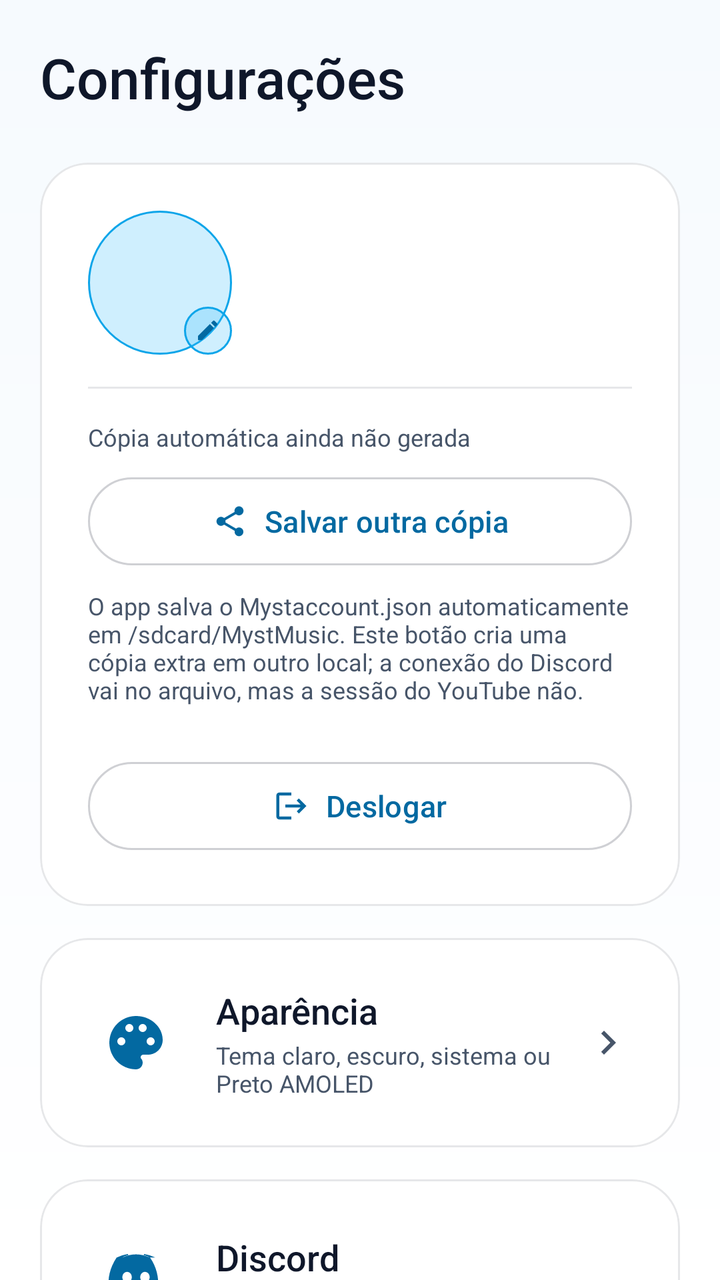
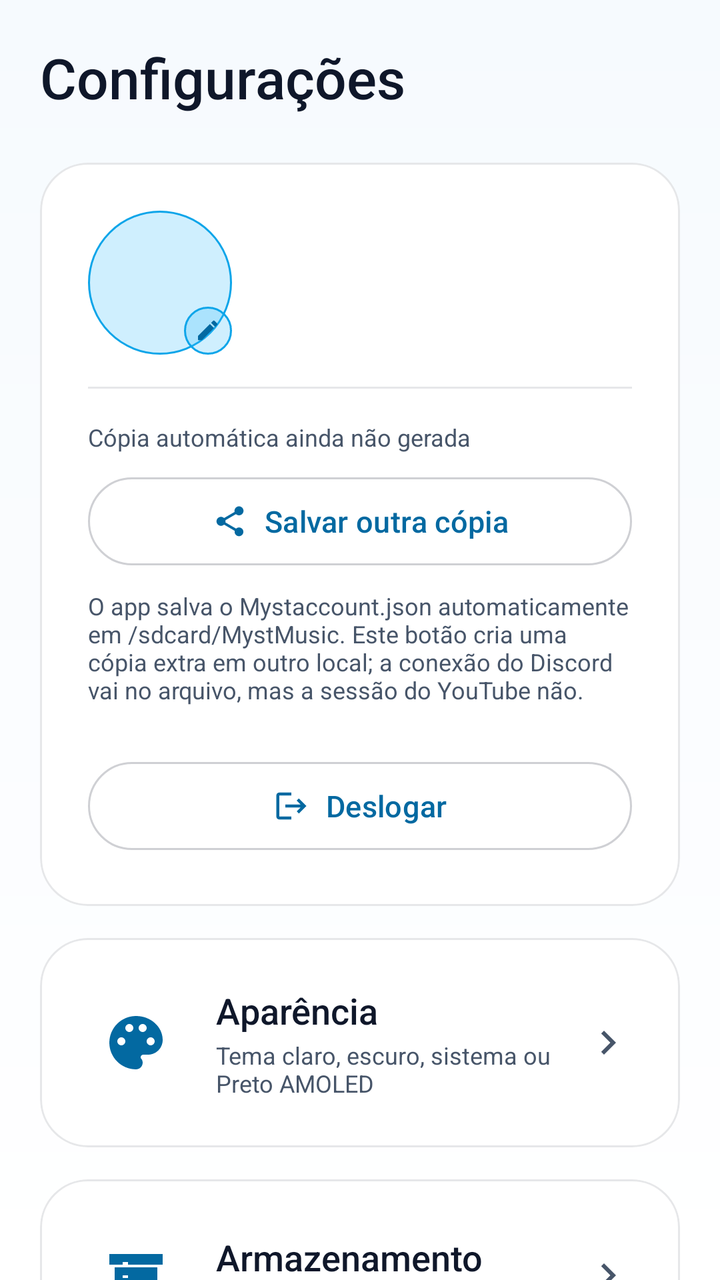

Before-and-after screenshots of an Android layout around one commit, followed by the original layout XML and the change that was made.
<!-- AndroidManifest.xml: application theme Theme.MystMusic -->
<!-- res/layout/fragment_settings.xml -->
<?xml version="1.0" encoding="utf-8"?>
<androidx.core.widget.NestedScrollView xmlns:android="http://schemas.android.com/apk/res/android"
    xmlns:app="http://schemas.android.com/apk/res-auto"
    android:layout_width="match_parent"
    android:layout_height="match_parent"
    android:clipToPadding="false"
    android:fillViewport="true">

    <LinearLayout
        android:layout_width="match_parent"
        android:layout_height="wrap_content"
        android:orientation="vertical"
        android:paddingStart="@dimen/screen_margin"
        android:paddingTop="@dimen/screen_margin"
        android:paddingEnd="@dimen/screen_margin"
        android:paddingBottom="@dimen/content_bottom_padding">

        <TextView
            android:layout_width="wrap_content"
            android:layout_height="wrap_content"
            android:fontFamily="sans-serif-medium"
            android:text="@string/settings_title"
            android:textColor="?attr/mystOnSurface"
            android:textSize="28sp" />

        <com.google.android.material.card.MaterialCardView
            android:layout_width="match_parent"
            android:layout_height="wrap_content"
            android:layout_marginTop="@dimen/space_l"
            app:cardBackgroundColor="?attr/mystSurface"
            app:cardCornerRadius="@dimen/corner_large"
            app:cardElevation="0dp"
            app:strokeColor="?attr/mystStroke"
            app:strokeWidth="1dp">

            <LinearLayout
                android:layout_width="match_parent"
                android:layout_height="wrap_content"
                android:orientation="vertical"
                android:padding="@dimen/space_l">

                <LinearLayout
                    android:layout_width="match_parent"
                    android:layout_height="wrap_content"
                    android:gravity="center_vertical"
                    android:orientation="horizontal">

                    <FrameLayout
                        android:id="@+id/settingsAvatarFrame"
                        android:layout_width="72dp"
                        android:layout_height="72dp"
                        android:background="@drawable/bg_avatar"
                        android:clickable="true"
                        android:contentDescription="@string/settings_avatar_change"
                        android:focusable="true">

                        <com.google.android.material.imageview.ShapeableImageView
                            android:id="@+id/settingsAvatarImage"
                            android:layout_width="match_parent"
                            android:layout_height="match_parent"
                            android:scaleType="centerCrop"
                            android:visibility="gone"
                            app:shapeAppearanceOverlay="@style/ShapeAppearance.MystMusic.Circle" />

                        <TextView
                            android:id="@+id/settingsInitial"
                            android:layout_width="wrap_content"
                            android:layout_height="wrap_content"
                            android:layout_gravity="center"
                            android:fontFamily="sans-serif-medium"
                            android:textColor="?attr/mystAccentText"
                            android:textSize="28sp" />

                        <FrameLayout
                            android:layout_width="24dp"
                            android:layout_height="24dp"
                            android:layout_gravity="bottom|end"
                            android:background="@drawable/bg_avatar">

                            <ImageView
                                android:layout_width="13dp"
                                android:layout_height="13dp"
                                android:layout_gravity="center"
                                android:contentDescription="@null"
                                android:src="@drawable/ic_edit"
                                app:tint="?attr/mystAccentText" />
                        </FrameLayout>
                    </FrameLayout>

                    <LinearLayout
                        android:layout_width="0dp"
                        android:layout_height="wrap_content"
                        android:layout_marginStart="@dimen/space_m"
                        android:layout_weight="1"
                        android:orientation="vertical">

                        <TextView
                            android:id="@+id/settingsAccountName"
                            android:layout_width="match_parent"
                            android:layout_height="wrap_content"
                            android:ellipsize="end"
                            android:fontFamily="sans-serif-medium"
                            android:maxLines="1"
                            android:textColor="?attr/mystOnSurface"
                            android:textSize="18sp" />

                        <TextView
                            android:id="@+id/settingsAccountType"
                            android:layout_width="match_parent"
                            android:layout_height="wrap_content"
                            android:layout_marginTop="2dp"
                            android:textColor="?attr/mystOnSurfaceDim"
                            android:textSize="@dimen/text_small" />
                    </LinearLayout>
                </LinearLayout>

                <LinearLayout
                    android:id="@+id/settingsAccountFileSection"
                    android:layout_width="match_parent"
                    android:layout_height="wrap_content"
                    android:layout_marginTop="@dimen/space_m"
                    android:orientation="vertical">

                    <View
                        android:layout_width="match_parent"
                        android:layout_height="1dp"
                        android:background="?attr/mystStroke" />

                    <TextView
                        android:id="@+id/settingsAccountFileStatus"
                        android:layout_width="match_parent"
                        android:layout_height="wrap_content"
                        android:layout_marginTop="@dimen/space_m"
                        android:text="@string/settings_account_file_status_missing"
                        android:textColor="?attr/mystOnSurfaceDim"
                        android:textSize="@dimen/text_small" />

                    <com.google.android.material.button.MaterialButton
                        android:id="@+id/settingsAccountFileAction"
                        style="@style/Widget.MystMusic.Button.Secondary"
                        android:layout_width="match_parent"
                        android:layout_height="52dp"
                        android:layout_marginTop="@dimen/space_s"
                        android:text="@string/settings_account_file_save"
                        app:icon="@drawable/ic_share"
                        app:iconGravity="textStart"
                        app:iconPadding="@dimen/space_s" />

                    <TextView
                        android:id="@+id/settingsAccountFileHint"
                        android:layout_width="match_parent"
                        android:layout_height="wrap_content"
                        android:layout_marginTop="@dimen/space_s"
                        android:text="@string/settings_account_file_hint"
                        android:textColor="?attr/mystOnSurfaceDim"
                        android:textSize="@dimen/text_small" />
                </LinearLayout>

                <com.google.android.material.button.MaterialButton
                    android:id="@+id/settingsLogout"
                    style="@style/Widget.MystMusic.Button.Secondary"
                    android:layout_width="match_parent"
                    android:layout_height="52dp"
                    android:layout_marginTop="@dimen/space_l"
                    android:text="@string/settings_logout"
                    app:icon="@drawable/ic_logout"
                    app:iconGravity="textStart"
                    app:iconPadding="@dimen/space_s" />
            </LinearLayout>
        </com.google.android.material.card.MaterialCardView>

        <com.google.android.material.card.MaterialCardView
            android:id="@+id/settingsAppearanceCard"
            android:layout_width="match_parent"
            android:layout_height="wrap_content"
            android:layout_marginTop="@dimen/space_m"
            android:clickable="true"
            android:focusable="true"
            android:foreground="?attr/selectableItemBackground"
            app:cardBackgroundColor="?attr/mystSurface"
            app:cardCornerRadius="@dimen/corner_large"
            app:cardElevation="0dp"
            app:strokeColor="?attr/mystStroke"
            app:strokeWidth="1dp">

            <LinearLayout
                android:layout_width="match_parent"
                android:layout_height="wrap_content"
                android:gravity="center_vertical"
                android:orientation="horizontal"
                android:padding="@dimen/space_l">

                <ImageView
                    android:layout_width="@dimen/touch_target"
                    android:layout_height="@dimen/touch_target"
                    android:contentDescription="@null"
                    android:padding="@dimen/space_s"
                    android:src="@drawable/ic_appearance"
                    app:tint="?attr/mystAccentText" />

                <LinearLayout
                    android:layout_width="0dp"
                    android:layout_height="wrap_content"
                    android:layout_marginStart="@dimen/space_m"
                    android:layout_weight="1"
                    android:orientation="vertical">

                    <TextView
                        android:layout_width="match_parent"
                        android:layout_height="wrap_content"
                        android:fontFamily="sans-serif-medium"
                        android:text="@string/settings_appearance"
                        android:textColor="?attr/mystOnSurface"
                        android:textSize="18sp" />

                    <TextView
                        android:layout_width="match_parent"
                        android:layout_height="wrap_content"
                        android:layout_marginTop="2dp"
                        android:text="@string/settings_appearance_subtitle"
                        android:textColor="?attr/mystOnSurfaceDim"
                        android:textSize="@dimen/text_small" />
                </LinearLayout>

                <ImageView
                    android:layout_width="24dp"
                    android:layout_height="24dp"
                    android:contentDescription="@null"
                    android:src="@drawable/ic_chevron_right"
                    app:tint="?attr/mystOnSurfaceDim" />
            </LinearLayout>
        </com.google.android.material.card.MaterialCardView>

        <com.google.android.material.card.MaterialCardView
            android:id="@+id/settingsDiscordCard"
            android:layout_width="match_parent"
            android:layout_height="wrap_content"
            android:layout_marginTop="@dimen/space_m"
            app:cardBackgroundColor="?attr/mystSurface"
            app:cardCornerRadius="@dimen/corner_large"
            app:cardElevation="0dp"
            app:strokeColor="?attr/mystStroke"
            app:strokeWidth="1dp">

            <LinearLayout
                android:layout_width="match_parent"
                android:layout_height="wrap_content"
                android:orientation="vertical"
                android:padding="@dimen/space_l">

                <LinearLayout
                    android:layout_width="match_parent"
                    android:layout_height="wrap_content"
                    android:gravity="center_vertical"
                    android:orientation="horizontal">

                    <ImageView
                        android:layout_width="@dimen/touch_target"
                        android:layout_height="@dimen/touch_target"
                        android:contentDescription="@null"
                        android:padding="@dimen/space_s"
                        android:src="@drawable/ic_discord"
                        app:tint="?attr/mystAccentText" />

                    <LinearLayout
                        android:layout_width="0dp"
                        android:layout_height="wrap_content"
                        android:layout_marginStart="@dimen/space_m"
                        android:layout_weight="1"
                        android:orientation="vertical">

                        <TextView
                            android:layout_width="match_parent"
                            android:layout_height="wrap_content"
                            android:fontFamily="sans-serif-medium"
                            android:text="@string/settings_discord"
                            android:textColor="?attr/mystOnSurface"
                            android:textSize="18sp" />

                        <TextView
                            android:id="@+id/settingsDiscordStatus"
                            android:layout_width="match_parent"
                            android:layout_height="wrap_content"
                            android:layout_marginTop="2dp"
                            android:text="@string/settings_discord_off"
                            android:textColor="?attr/mystOnSurfaceDim"
                            android:textSize="@dimen/text_small" />
                    </LinearLayout>
                </LinearLayout>

                <com.google.android.material.button.MaterialButton
                    android:id="@+id/settingsDiscordAction"
                    style="@style/Widget.MystMusic.Button.Secondary"
                    android:layout_width="match_parent"
                    android:layout_height="52dp"
                    android:layout_marginTop="@dimen/space_l"
                    android:text="@string/settings_discord_connect"
                    app:icon="@drawable/ic_discord"
                    app:iconGravity="textStart"
                    app:iconPadding="@dimen/space_s" />
            </LinearLayout>
        </com.google.android.material.card.MaterialCardView>

        <com.google.android.material.card.MaterialCardView
            android:id="@+id/settingsTvCard"
            android:layout_width="match_parent"
            android:layout_height="wrap_content"
            android:layout_marginTop="@dimen/space_m"
            android:clickable="true"
            android:focusable="true"
            android:foreground="?attr/selectableItemBackground"
            app:cardBackgroundColor="?attr/mystSurface"
            app:cardCornerRadius="@dimen/corner_large"
            app:cardElevation="0dp"
            app:strokeColor="?attr/mystStroke"
            app:strokeWidth="1dp">

            <LinearLayout
                android:layout_width="match_parent"
                android:layout_height="wrap_content"
                android:gravity="center_vertical"
                android:orientation="horizontal"
                android:padding="@dimen/space_l">

                <ImageView
                    android:layout_width="@dimen/touch_target"
                    android:layout_height="@dimen/touch_target"
                    android:contentDescription="@null"
                    android:padding="@dimen/space_s"
                    android:src="@drawable/ic_tv"
                    app:tint="?attr/mystAccentText" />

                <LinearLayout
                    android:layout_width="0dp"
                    android:layout_height="wrap_content"
                    android:layout_marginStart="@dimen/space_m"
                    android:layout_weight="1"
                    android:orientation="vertical">

                    <TextView
                        android:id="@+id/settingsTvTitle"
                        android:layout_width="match_parent"
                        android:layout_height="wrap_content"
                        android:fontFamily="sans-serif-medium"
                        android:text="@string/settings_tv"
                        android:textColor="?attr/mystOnSurface"
                        android:textSize="18sp" />

                    <TextView
                        android:id="@+id/settingsTvSubtitle"
                        android:layout_width="match_parent"
                        android:layout_height="wrap_content"
                        android:layout_marginTop="2dp"
                        android:text="@string/settings_tv_subtitle"
                        android:textColor="?attr/mystOnSurfaceDim"
                        android:textSize="@dimen/text_small" />

                    <TextView
                        android:id="@+id/settingsTvStatus"
                        android:layout_width="match_parent"
                        android:layout_height="wrap_content"
                        android:layout_marginTop="@dimen/space_xs"
                        android:textColor="?attr/mystAccentText"
                        android:textSize="@dimen/text_small"
                        android:visibility="gone" />

                    <com.google.android.material.button.MaterialButton
                        android:id="@+id/settingsTvDisconnect"
                        style="@style/Widget.MystMusic.Button.Secondary"
                        android:layout_width="match_parent"
                        android:layout_height="48dp"
                        android:layout_marginTop="@dimen/space_m"
                        android:text="@string/settings_tv_disconnect"
                        android:visibility="gone" />
                </LinearLayout>
            </LinearLayout>
        </com.google.android.material.card.MaterialCardView>

        <com.google.android.material.card.MaterialCardView
            android:id="@+id/settingsLogsCard"
            android:layout_width="match_parent"
            android:layout_height="wrap_content"
            android:layout_marginTop="@dimen/space_m"
            android:clickable="true"
            android:focusable="true"
            android:foreground="?attr/selectableItemBackground"
            app:cardBackgroundColor="?attr/mystSurface"
            app:cardCornerRadius="@dimen/corner_large"
            app:cardElevation="0dp"
            app:strokeColor="?attr/mystStroke"
            app:strokeWidth="1dp">

            <LinearLayout
                android:layout_width="match_parent"
                android:layout_height="wrap_content"
                android:gravity="center_vertical"
                android:orientation="horizontal"
                android:padding="@dimen/space_l">

                <ImageView
                    android:layout_width="@dimen/touch_target"
                    android:layout_height="@dimen/touch_target"
                    android:contentDescription="@null"
                    android:padding="@dimen/space_s"
                    android:src="@drawable/ic_logs"
                    app:tint="?attr/mystAccentText" />

                <LinearLayout
                    android:layout_width="0dp"
                    android:layout_height="wrap_content"
                    android:layout_marginStart="@dimen/space_m"
                    android:layout_weight="1"
                    android:orientation="vertical">

                    <TextView
                        android:layout_width="match_parent"
                        android:layout_height="wrap_content"
                        android:fontFamily="sans-serif-medium"
                        android:text="@string/settings_logs"
                        android:textColor="?attr/mystOnSurface"
                        android:textSize="18sp" />

                    <TextView
                        android:layout_width="match_parent"
                        android:layout_height="wrap_content"
                        android:layout_marginTop="2dp"
                        android:text="@string/settings_logs_subtitle"
                        android:textColor="?attr/mystOnSurfaceDim"
                        android:textSize="@dimen/text_small" />
                </LinearLayout>
            </LinearLayout>
        </com.google.android.material.card.MaterialCardView>

        <TextView
            android:id="@+id/settingsVersion"
            android:layout_width="wrap_content"
            android:layout_height="wrap_content"
            android:layout_marginTop="@dimen/space_l"
            android:textColor="?attr/mystOnSurfaceDim"
            android:textSize="@dimen/text_body" />
    </LinearLayout>
</androidx.core.widget.NestedScrollView>
<!-- resources referenced by this layout -->
<resources>
  <dimen name="content_bottom_padding">112dp</dimen>
  <dimen name="corner_large">24dp</dimen>
  <dimen name="screen_margin">20dp</dimen>
  <dimen name="space_l">24dp</dimen>
  <dimen name="space_m">16dp</dimen>
  <dimen name="space_s">8dp</dimen>
  <dimen name="space_xs">4dp</dimen>
  <dimen name="text_body">14sp</dimen>
  <dimen name="text_small">12sp</dimen>
  <dimen name="touch_target">48dp</dimen>
  <string name="settings_account_file_hint">O app salva o Mystaccount.json automaticamente em /sdcard/MystMusic. Este botão cria uma cópia extra em outro local; a conexão do Discord vai no arquivo, mas a sessão do YouTube não.</string>
  <string name="settings_account_file_save">Salvar outra cópia</string>
  <string name="settings_account_file_status_missing">Cópia automática ainda não gerada</string>
  <string name="settings_appearance">Aparência</string>
  <string name="settings_appearance_subtitle">Tema claro, escuro, sistema ou Preto AMOLED</string>
  <string name="settings_avatar_change">Trocar foto de perfil</string>
  <string name="settings_discord">Discord</string>
  <string name="settings_discord_connect">Conectar</string>
  <string name="settings_discord_off">Rich Presence desativado</string>
  <string name="settings_logout">Deslogar</string>
  <string name="settings_logs">Logs e diagnóstico</string>
  <string name="settings_logs_subtitle">Ver, copiar e compartilhar os logs do app</string>
  <string name="settings_title">Configurações</string>
  <string name="settings_tv">Conectar à TV</string>
  <string name="settings_tv_disconnect">Desconectar TV</string>
  <string name="settings_tv_subtitle">Pareie pelo código de 5 dígitos na mesma rede Wi-Fi</string>
  <style name="ShapeAppearance.MystMusic.Circle" parent="">
          <item name="cornerFamily">rounded</item>
          <item name="cornerSize">50%</item>
      </style>
  <dimen name="text_button">15sp</dimen>
  <color name="light_accent">#0EA5E9</color>
  <color name="on_accent">#04202E</color>
  <color name="sky_400">#38BDF8</color>
  <color name="light_accent_text">#0369A1</color>
  <color name="light_surface">#FFFFFF</color>
  <color name="light_text">#0F172A</color>
  <color name="light_surface_alt">#E8F3FC</color>
  <color name="light_text_dim">#475569</color>
  <color name="light_stroke_strong">#330F172A</color>
  <color name="light_error">#DC2626</color>
  <color name="white">#FFFFFF</color>
  <color name="accent_alpha_24">#3D38BDF8</color>
  <color name="light_bg">#F6FAFE</color>
  <color name="light_navbar">#EBFFFFFF</color>
  <color name="light_stroke">#1A0F172A</color>
  <color name="light_accent_dark">#0284C7</color>
  <color name="on_image">#FFFFFF</color>
  <color name="image_scrim">#80000000</color>
  <color name="light_player_scrim">#CCF6FAFE</color>
  <color name="light_success">#15803D</color>
  <color name="accent_alpha_16">#2938BDF8</color>
  <color name="transparent">#00000000</color>
  <style name="Animation.MystMusic.Dialog" parent="@android:style/Animation.Dialog">
          <item name="android:windowEnterAnimation">@anim/dialog_in</item>
          <item name="android:windowExitAnimation">@anim/screen_fade_out</item>
      </style>
  <style name="Widget.MystMusic.BottomSheet" parent="Widget.Material3.BottomSheet.Modal">
          <item name="backgroundTint">?attr/mystSurfaceAlt</item>
          <item name="shapeAppearanceOverlay">@style/ShapeAppearance.MystMusic.BottomSheet</item>
      </style>
  <!-- unchanged entries left out for length: 17 -->
</resources>

<!-- the commit's change to res/layout/fragment_settings.xml (unified diff, before → after) -->
@@ -232,6 +232,68 @@
         </com.google.android.material.card.MaterialCardView>
 
         <com.google.android.material.card.MaterialCardView
+            android:id="@+id/settingsStorageCard"
+            android:layout_width="match_parent"
+            android:layout_height="wrap_content"
+            android:layout_marginTop="@dimen/space_m"
+            android:clickable="true"
+            android:focusable="true"
+            android:foreground="?attr/selectableItemBackground"
+            app:cardBackgroundColor="?attr/mystSurface"
+            app:cardCornerRadius="@dimen/corner_large"
+            app:cardElevation="0dp"
+            app:strokeColor="?attr/mystStroke"
+            app:strokeWidth="1dp">
+
+            <LinearLayout
+                android:layout_width="match_parent"
+                android:layout_height="wrap_content"
+                android:gravity="center_vertical"
+                android:orientation="horizontal"
+                android:padding="@dimen/space_l">
+
+                <ImageView
+                    android:layout_width="@dimen/touch_target"
+                    android:layout_height="@dimen/touch_target"
+                    android:contentDescription="@null"
+                    android:padding="@dimen/space_s"
+                    android:src="@drawable/ic_storage"
+                    app:tint="?attr/mystAccentText" />
+
+                <LinearLayout
+                    android:layout_width="0dp"
+                    android:layout_height="wrap_content"
+                    android:layout_marginStart="@dimen/space_m"
+                    android:layout_weight="1"
+                    android:orientation="vertical">
+
+                    <TextView
+                        android:layout_width="match_parent"
+                        android:layout_height="wrap_content"
+                        android:fontFamily="sans-serif-medium"
+                        android:text="@string/settings_storage"
+                        android:textColor="?attr/mystOnSurface"
+                        android:textSize="18sp" />
+
+                    <TextView
+                        android:layout_width="match_parent"
+                        android:layout_height="wrap_content"
+                        android:layout_marginTop="2dp"
+                        android:text="@string/settings_storage_subtitle"
+                        android:textColor="?attr/mystOnSurfaceDim"
+                        android:textSize="@dimen/text_small" />
+                </LinearLayout>
+
+                <ImageView
+                    android:layout_width="24dp"
+                    android:layout_height="24dp"
+                    android:contentDescription="@null"
+                    android:src="@drawable/ic_chevron_right"
+                    app:tint="?attr/mystOnSurfaceDim" />
+            </LinearLayout>
+        </com.google.android.material.card.MaterialCardView>
+
+        <com.google.android.material.card.MaterialCardView
             android:id="@+id/settingsDiscordCard"
             android:layout_width="match_parent"
             android:layout_height="wrap_content"
<!-- resource entries referenced after the edit -->
@@ -10,6 +10,16 @@
   <dimen name="text_body">14sp</dimen>
   <dimen name="text_small">12sp</dimen>
   <dimen name="touch_target">48dp</dimen>
+  <!-- drawable ic_storage (drawable) -->
+  <vector xmlns:android="http://schemas.android.com/apk/res/android"
+      android:width="24dp"
+      android:height="24dp"
+      android:viewportWidth="24"
+      android:viewportHeight="24">
+      <path
+          android:fillColor="#FFFFFFFF"
+          android:pathData="M2,20h20v-4H2v4zM4,17h16V9H4v8zM2,4v4h20V4H2zM7,7h2v1H7V7zM7,12h2v1H7v-1zM7,15h2v1H7v-1z" />
+  </vector>
   <string name="settings_account_file_hint">O app salva o Mystaccount.json automaticamente em /sdcard/MystMusic. Este botão cria uma cópia extra em outro local; a conexão do Discord vai no arquivo, mas a sessão do YouTube não.</string>
   <string name="settings_account_file_save">Salvar outra cópia</string>
   <string name="settings_account_file_status_missing">Cópia automática ainda não gerada</string>
@@ -22,6 +32,8 @@
   <string name="settings_logout">Deslogar</string>
   <string name="settings_logs">Logs e diagnóstico</string>
   <string name="settings_logs_subtitle">Ver, copiar e compartilhar os logs do app</string>
+  <string name="settings_storage">Armazenamento</string>
+  <string name="settings_storage_subtitle">Downloads, cache e espaço livre</string>
   <string name="settings_title">Configurações</string>
   <string name="settings_tv">Conectar à TV</string>
   <string name="settings_tv_disconnect">Desconectar TV</string>
